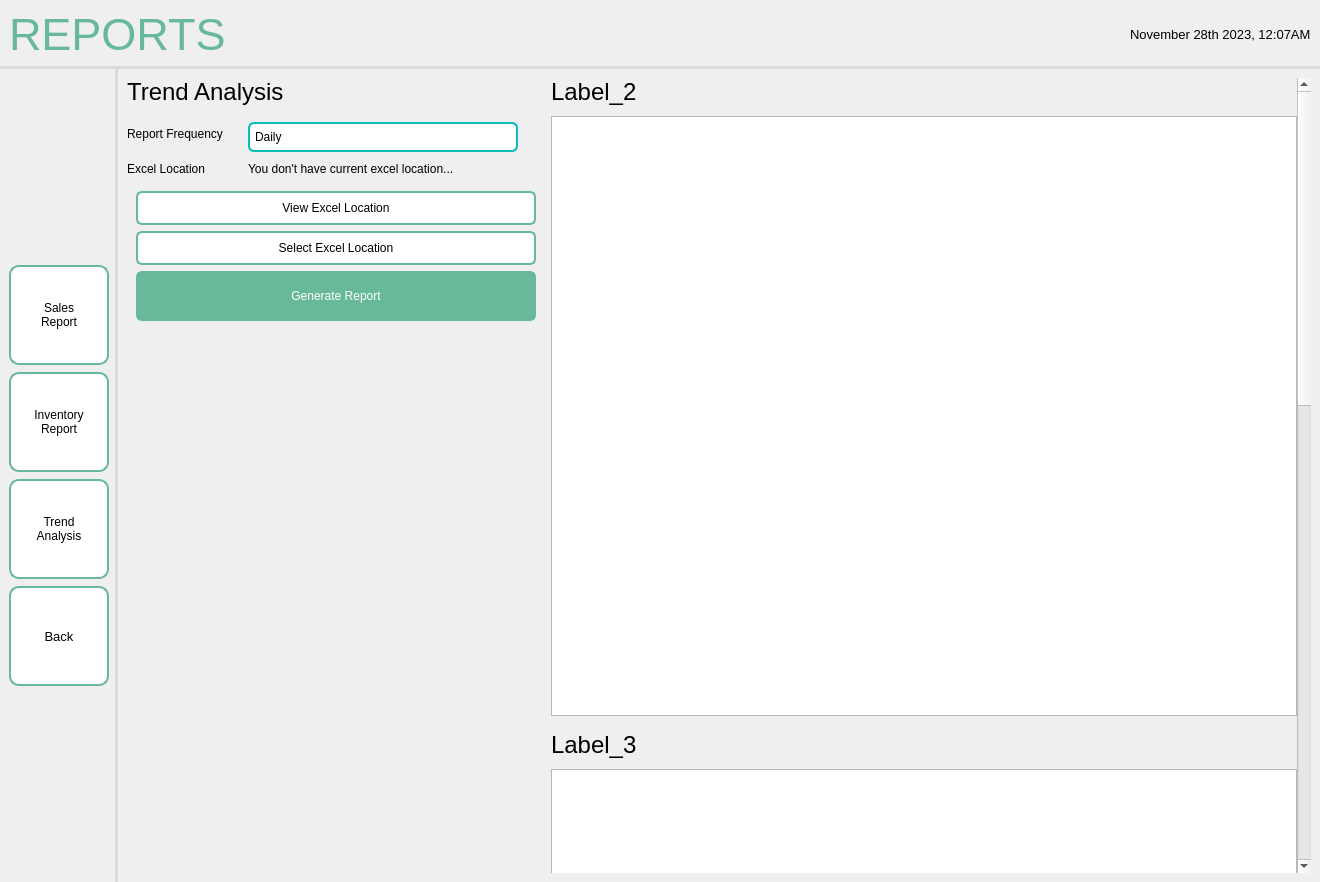
First picture: the form in screens/ui/admin_ui/admin_reports/report_trend.ui, repository sehae/POS-with-Inventory-System, before the edit.
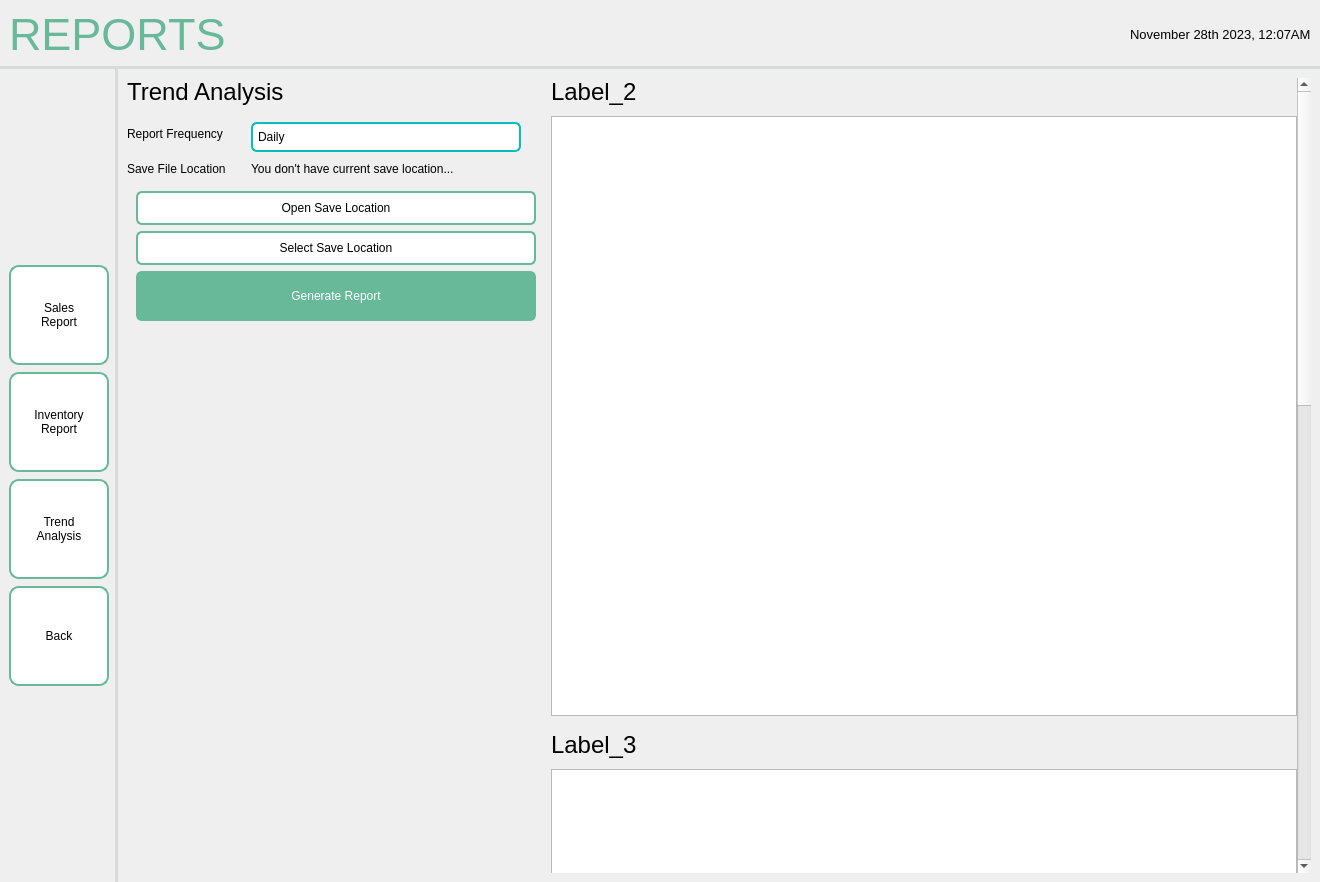
Second picture: the form after the edit. Icons and pictures are not drawn.

Commit message: Sales Report Almost Done

The edit to the form file:
```diff
--- a/screens/ui/admin_ui/admin_reports/report_trend.ui
+++ b/screens/ui/admin_ui/admin_reports/report_trend.ui
@@ -230,7 +230,7 @@
             </property>
             <property name="font">
              <font>
-              <pointsize>10</pointsize>
+              <pointsize>9</pointsize>
              </font>
             </property>
             <property name="styleSheet">
@@ -473,14 +473,14 @@
                 <item row="1" column="0">
                  <widget class="QLabel" name="filelocLBL">
                   <property name="text">
-                   <string>Excel Location</string>
+                   <string>Save File Location</string>
                   </property>
                  </widget>
                 </item>
                 <item row="1" column="1">
                  <widget class="QLabel" name="filelocDISPLAY">
                   <property name="text">
-                   <string>You don't have current excel location...</string>
+                   <string>You don't have current save location...</string>
                   </property>
                  </widget>
                 </item>
@@ -523,7 +523,7 @@
 }</string>
                   </property>
                   <property name="text">
-                   <string>View Excel Location</string>
+                   <string>Open Save Location</string>
                   </property>
                  </widget>
                 </item>
@@ -560,7 +560,7 @@
 }</string>
                   </property>
                   <property name="text">
-                   <string>Select Excel Location</string>
+                   <string>Select Save Location</string>
                   </property>
                  </widget>
                 </item>
```
Left out of the diff: 8 changed lines with no effect on the pictures. The commit also changes 9 other files.
